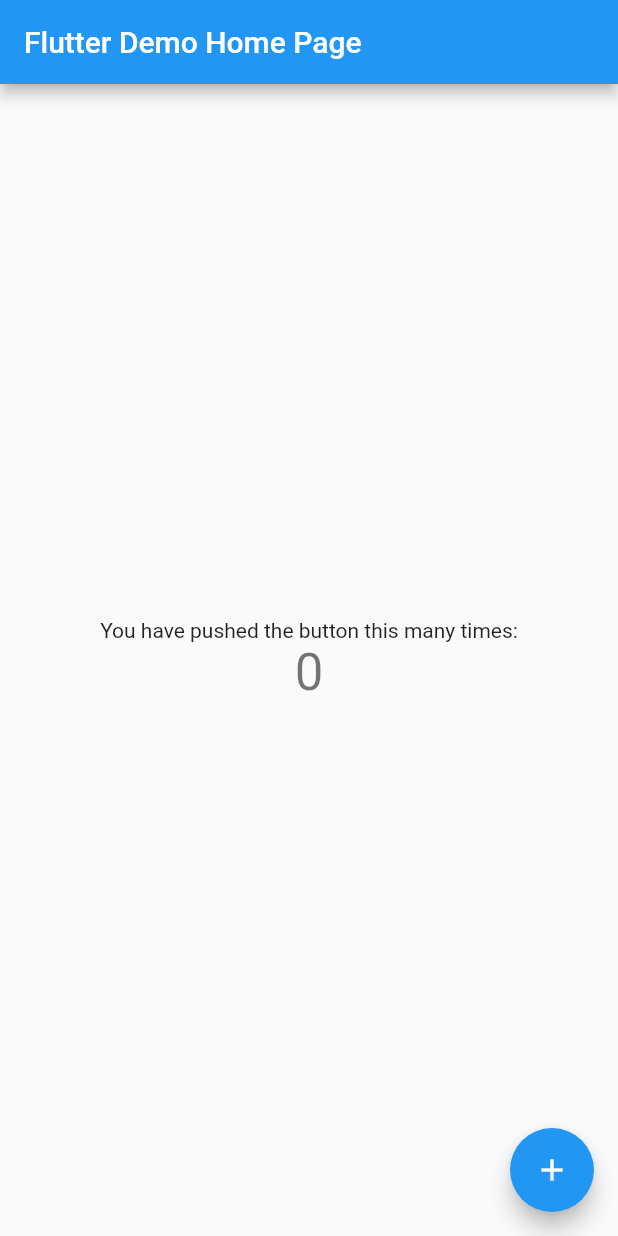
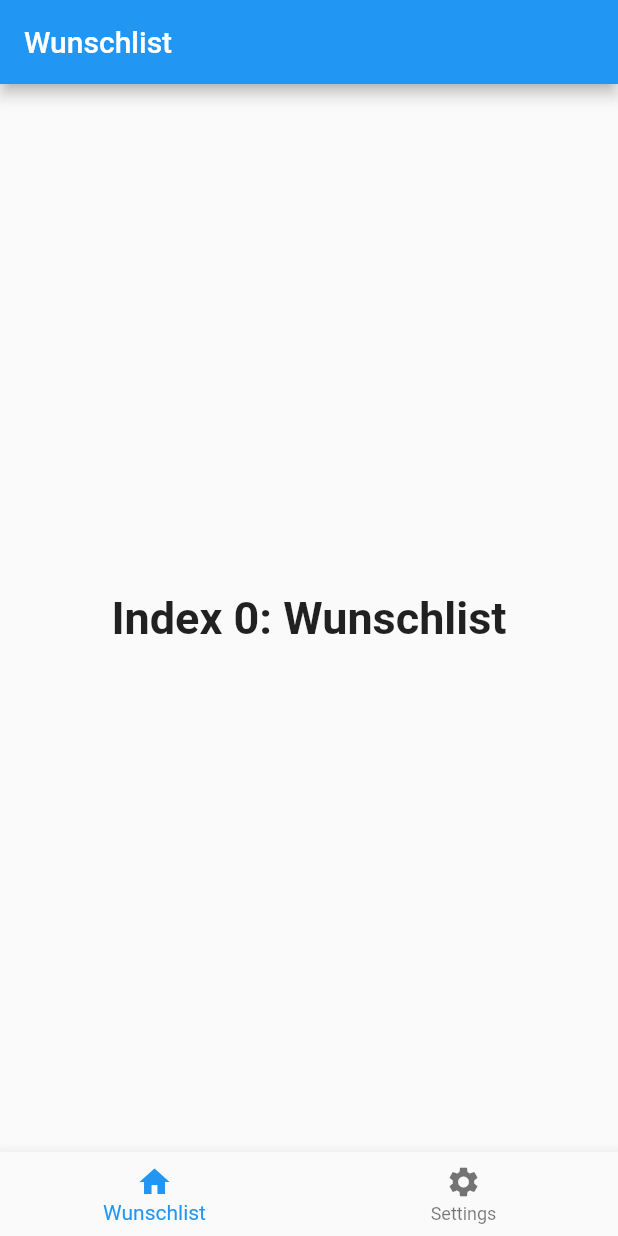
Before and after one commit to wunschlist/wunschlist, a Flutter app: the screen it shows after launch, on a phone screen of 412 x 824 dp. Run offline on Flutter 3.47's test engine with Material 2 defaults, Android fonts, the phone set to English and light mode, and no system bars.

Commit message:
added basic navigation with a BottomNavigationBar to the app

```diff
--- a/frontend/lib/main.dart
+++ b/frontend/lib/main.dart
@@ -1,111 +1,4 @@
 import 'package:flutter/material.dart';
+import 'wunschlist_app.dart';
 
-void main() => runApp(MyApp());
-
-class MyApp extends StatelessWidget {
-  // This widget is the root of your application.
-  @override
-  Widget build(BuildContext context) {
-    return MaterialApp(
-      title: 'Flutter Demo',
-      theme: ThemeData(
-        // This is the theme of your application.
-        //
-        // Try running your application with "flutter run". You'll see the
-        // application has a blue toolbar. Then, without quitting the app, try
-        // changing the primarySwatch below to Colors.green and then invoke
-        // "hot reload" (press "r" in the console where you ran "flutter run",
-        // or simply save your changes to "hot reload" in a Flutter IDE).
-        // Notice that the counter didn't reset back to zero; the application
-        // is not restarted.
-        primarySwatch: Colors.blue,
-      ),
-      home: MyHomePage(title: 'Flutter Demo Home Page'),
-    );
-  }
-}
-
-class MyHomePage extends StatefulWidget {
-  MyHomePage({Key key, this.title}) : super(key: key);
-
-  // This widget is the home page of your application. It is stateful, meaning
-  // that it has a State object (defined below) that contains fields that affect
-  // how it looks.
-
-  // This class is the configuration for the state. It holds the values (in this
-  // case the title) provided by the parent (in this case the App widget) and
-  // used by the build method of the State. Fields in a Widget subclass are
-  // always marked "final".
-
-  final String title;
-
-  @override
-  _MyHomePageState createState() => _MyHomePageState();
-}
-
-class _MyHomePageState extends State<MyHomePage> {
-  int _counter = 0;
-
-  void _incrementCounter() {
-    setState(() {
-      // This call to setState tells the Flutter framework that something has
-      // changed in this State, which causes it to rerun the build method below
-      // so that the display can reflect the updated values. If we changed
-      // _counter without calling setState(), then the build method would not be
-      // called again, and so nothing would appear to happen.
-      _counter++;
-    });
-  }
-
-  @override
-  Widget build(BuildContext context) {
-    // This method is rerun every time setState is called, for instance as done
-    // by the _incrementCounter method above.
-    //
-    // The Flutter framework has been optimized to make rerunning build methods
-    // fast, so that you can just rebuild anything that needs updating rather
-    // than having to individually change instances of widgets.
-    return Scaffold(
-      appBar: AppBar(
-        // Here we take the value from the MyHomePage object that was created by
-        // the App.build method, and use it to set our appbar title.
-        title: Text(widget.title),
-      ),
-      body: Center(
-        // Center is a layout widget. It takes a single child and positions it
-        // in the middle of the parent.
-        child: Column(
-          // Column is also a layout widget. It takes a list of children and
-          // arranges them vertically. By default, it sizes itself to fit its
-          // children horizontally, and tries to be as tall as its parent.
-          //
-          // Invoke "debug painting" (press "p" in the console, choose the
-          // "Toggle Debug Paint" action from the Flutter Inspector in Android
-          // Studio, or the "Toggle Debug Paint" command in Visual Studio Code)
-          // to see the wireframe for each widget.
-          //
-          // Column has various properties to control how it sizes itself and
-          // how it positions its children. Here we use mainAxisAlignment to
-          // center the children vertically; the main axis here is the vertical
-          // axis because Columns are vertical (the cross axis would be
-          // horizontal).
-          mainAxisAlignment: MainAxisAlignment.center,
-          children: <Widget>[
-            Text(
-              'You have pushed the button this many times:',
-            ),
-            Text(
-              '$_counter',
-              style: Theme.of(context).textTheme.display1,
-            ),
-          ],
-        ),
-      ),
-      floatingActionButton: FloatingActionButton(
-        onPressed: _incrementCounter,
-        tooltip: 'Increment',
-        child: Icon(Icons.add),
-      ), // This trailing comma makes auto-formatting nicer for build methods.
-    );
-  }
-}
+void main() => runApp(WunschlistApp());
--- /dev/null
+++ b/frontend/lib/navigation.dart
@@ -0,0 +1,52 @@
+import 'package:flutter/material.dart';
+
+class NavigationWidget extends StatefulWidget {
+  @override
+  _NavigationWidgetState createState() => new _NavigationWidgetState();
+}
+
+class _NavigationWidgetState extends State<NavigationWidget> {
+  int _selectedIndex = 0;
+
+  static const TextStyle optionStyle =
+      TextStyle(fontSize: 30, fontWeight: FontWeight.bold);
+  static const List<Widget> _widgetOptions = <Widget>[
+    Text(
+      "Index 0: Wunschlist",
+      style: optionStyle,
+    ),
+    Text(
+      "Index 1: Settings",
+      style: optionStyle,
+    )
+  ];
+
+  void _onItemTapped(int index) {
+    setState(() {
+      _selectedIndex = index;
+    });
+  }
+
+  @override
+  Widget build(BuildContext context) {
+    return Scaffold(
+      appBar: AppBar(
+        title: Text("Wunschlist"),
+      ),
+      body: Center(
+        child: _widgetOptions.elementAt(_selectedIndex),
+      ),
+      bottomNavigationBar: BottomNavigationBar(
+        items: const <BottomNavigationBarItem>[
+          BottomNavigationBarItem(
+              icon: Icon(Icons.home), title: Text("Wunschlist")),
+          BottomNavigationBarItem(
+              icon: Icon(Icons.settings), title: Text("Settings"))
+        ],
+        currentIndex: _selectedIndex,
+        selectedItemColor: Theme.of(context).accentColor,
+        onTap: _onItemTapped,
+      ),
+    );
+  }
+}
--- /dev/null
+++ b/frontend/lib/wunschlist_app.dart
@@ -0,0 +1,16 @@
+import 'package:flutter/material.dart';
+import 'navigation.dart';
+
+class WunschlistApp extends StatelessWidget {
+
+  @override
+  Widget build(BuildContext context) {
+    return MaterialApp(
+      title: 'Flutter Demo',
+      theme: ThemeData(
+        primarySwatch: Colors.blue,
+      ),
+      home: NavigationWidget()
+    );
+  }
+}
```
Also changed, not shown: 6 other files.
